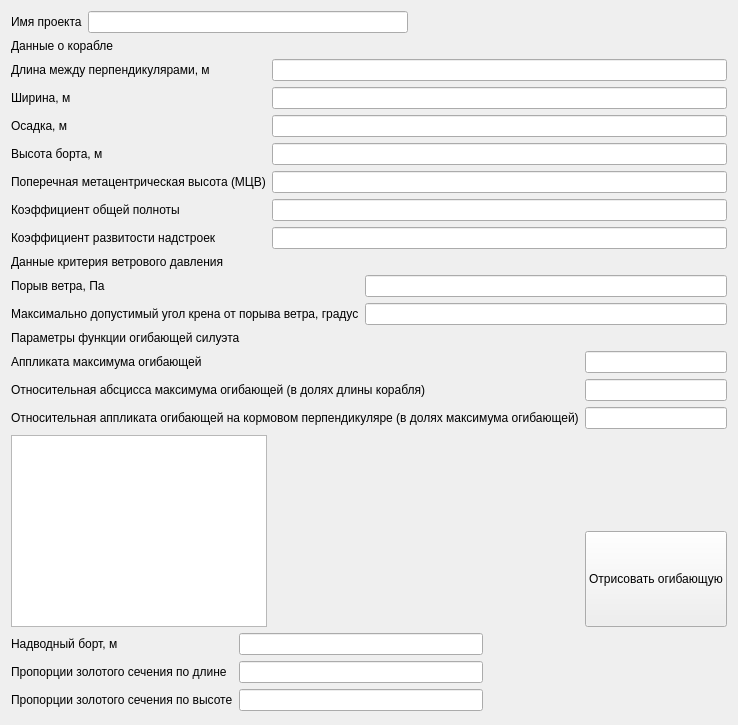
Old version of the form gui_for_create_secad/gui/generaldata.ui in the repository baseoleph/secad.
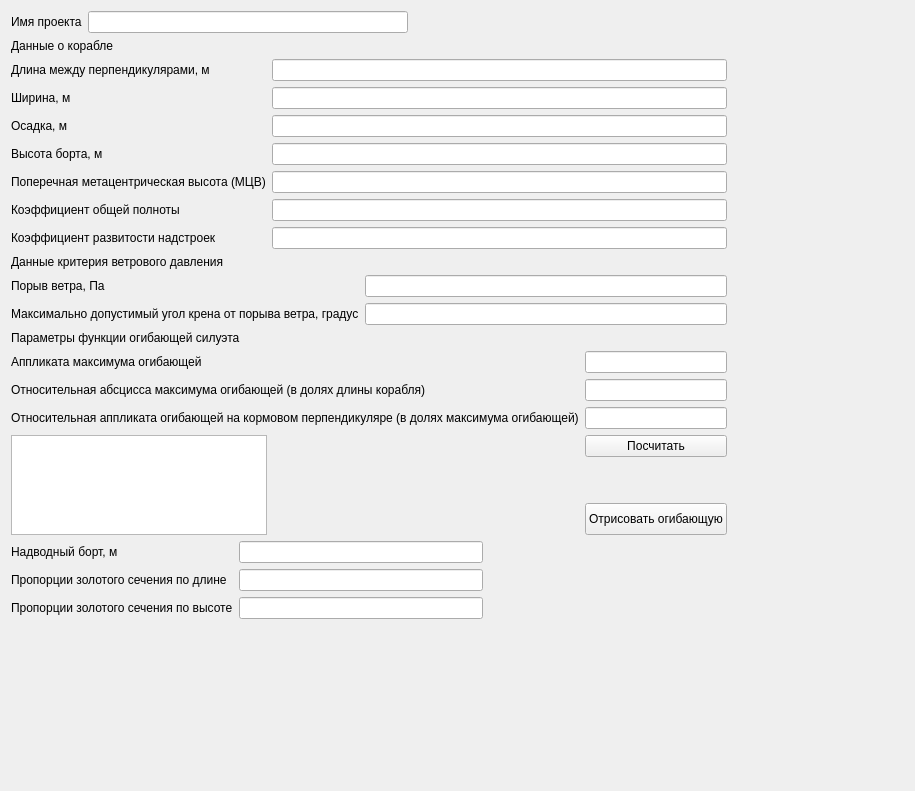
New version of the form.

Commit message: add names for lineedits in general data ui

Patch:
```diff
--- a/gui_for_create_secad/gui/generaldata.ui
+++ b/gui_for_create_secad/gui/generaldata.ui
@@ -6,8 +6,8 @@
    <rect>
     <x>0</x>
     <y>0</y>
-    <width>689</width>
-    <height>725</height>
+    <width>915</width>
+    <height>791</height>
    </rect>
   </property>
   <property name="windowTitle">
@@ -67,10 +67,23 @@
          <verstretch>0</verstretch>
         </sizepolicy>
        </property>
+       <property name="maximumSize">
+        <size>
+         <width>16777215</width>
+         <height>100</height>
+        </size>
+       </property>
       </widget>
      </item>
      <item row="3" column="1">
       <layout class="QVBoxLayout" name="verticalLayout">
+       <item>
+        <widget class="QPushButton" name="pushButton_2">
+         <property name="text">
+          <string>Посчитать</string>
+         </property>
+        </widget>
+       </item>
        <item>
         <spacer name="verticalSpacer_2">
          <property name="orientation">
```
Left out of the diff: 30 changed lines with no effect on the pictures.
